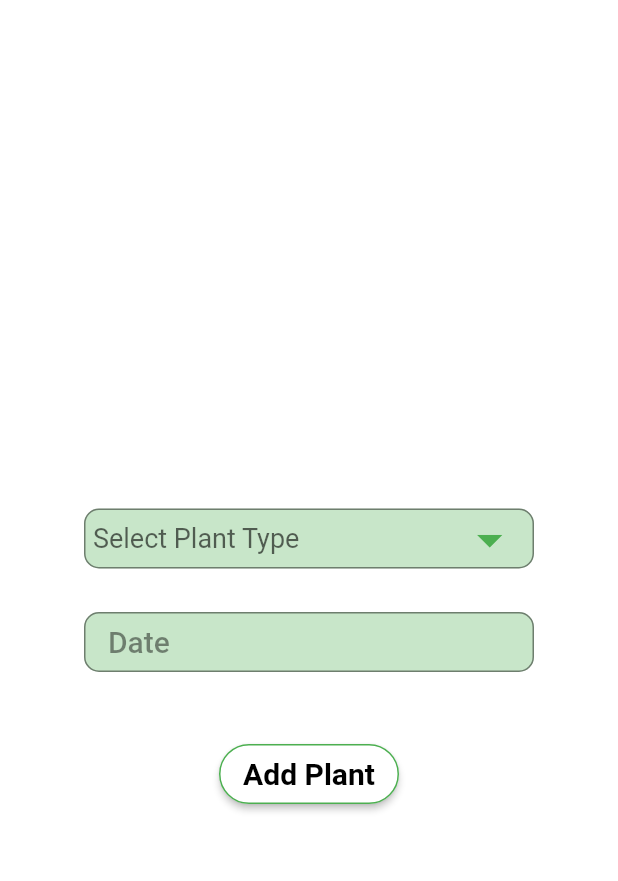
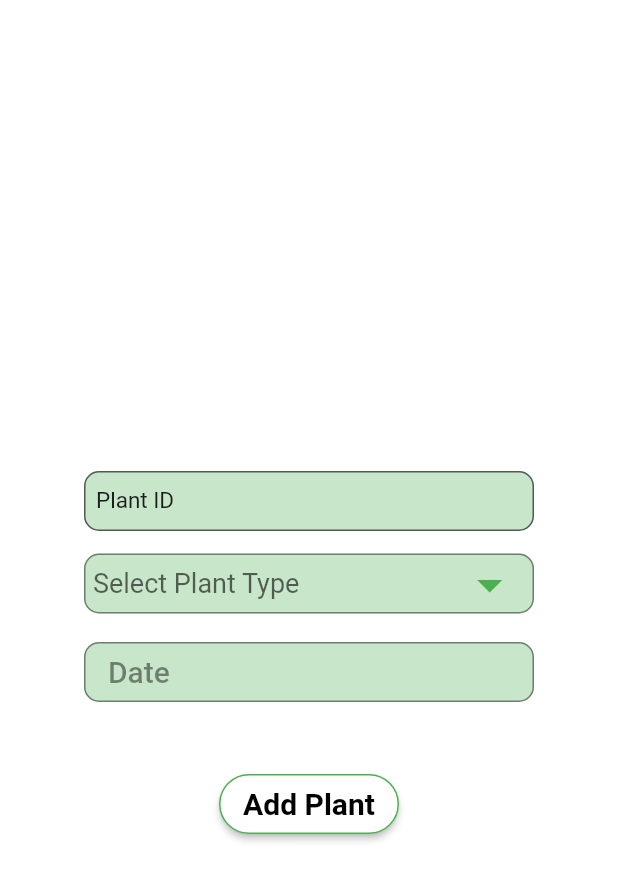
Before and after one commit to cepdnaclk/e18-3yp-Smart-Planting-System, a Flutter app: the plantRegScreen screen opened directly, on a phone screen of 412 x 824 dp. Shown: the top 881 px of the screen. Run offline on Flutter 3.47's test engine with Material 2 defaults, Android fonts, the light colour scheme and no system bars; our stand-ins replace firebase_auth, firebase_core, get, image_picker; missing offline and left inert: firebase_app_check; accounts and stored records are empty.

Commit message:
Update Plant_reg_page.dart

```diff
--- a/smart_planting_app/lib/screens/Plant_reg_page.dart
+++ b/smart_planting_app/lib/screens/Plant_reg_page.dart
@@ -40,6 +40,33 @@
             mainAxisAlignment: MainAxisAlignment.center,
             children: <Widget>[
               const SizedBox(height: 50,),
+              Container(
+                height: 40,
+                width: 300,
+                child: TextField(
+                  decoration: InputDecoration(
+                    border: OutlineInputBorder(
+                      borderSide: BorderSide(color: Colors.black54, ),
+                        borderRadius: const BorderRadius.all(
+                        const Radius.circular(10.0),)
+                    ),
+                    alignLabelWithHint: false,
+                    contentPadding: EdgeInsets.only(top: 5, left: 8, right: 5),
+                    filled: true,
+                    fillColor: Colors.green.shade100,
+                    label: Text('Plant ID', style: TextStyle(fontSize: 15, color: Colors.black87),),
+                    hintText: 'Type the pot ID',
+                    hintStyle: TextStyle(fontSize: 15, color: Colors.black54),
+                  ),
+                  cursorColor: Colors.green,
+                  keyboardType: TextInputType.number,
+                  style: TextStyle(fontSize: 15, color: Colors.black),
+                  onChanged: (plantID) {
+                    plant1.plantID = plantID;
+                  },
+                ),
+              ),
+              SizedBox(height: 10,),
               Padding(
                 padding: EdgeInsets.all(5),
                 child: Container(
@@ -74,7 +101,7 @@
                   ),
                 ),
               ),
-              SizedBox(height: 20,),
+              SizedBox(height: 10,),
               Center(
                 child: ElevatedButton(
                   style: ElevatedButton.styleFrom(
```
